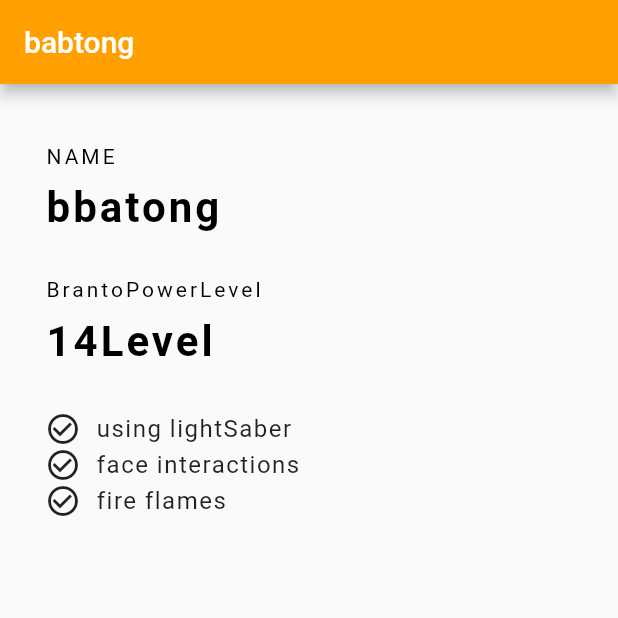
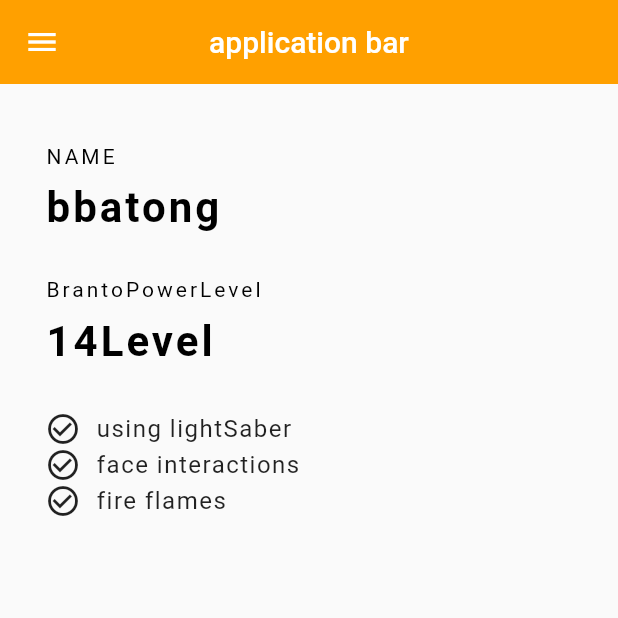
Before and after one commit to Moonseunghun/flutter-try, a Flutter app: the screen it shows after launch, on a phone screen of 412 x 824 dp, the top half of it. Run offline on Flutter 3.47's test engine with Material 2 defaults, Android fonts, the phone set to English and light mode, and no system bars.

Commit message:
Feat : onpressed event

```diff
--- a/lib/main.dart
+++ b/lib/main.dart
@@ -43,7 +43,14 @@ class _MyHomePageState extends State<MyHomePage> {
     return MaterialApp(
         home: Scaffold(
             appBar: AppBar(
-              title: Text("babtong"),
+              title: Text("application bar"),
+              centerTitle: true,
+              elevation: 0.0,
+              leading: IconButton(
+                icon: Icon(Icons.menu),
+                onPressed: () => {},
+              ),
+              // onPressed: (),
               backgroundColor: Colors.amber[700],
             ),
             // body: Row(
```
